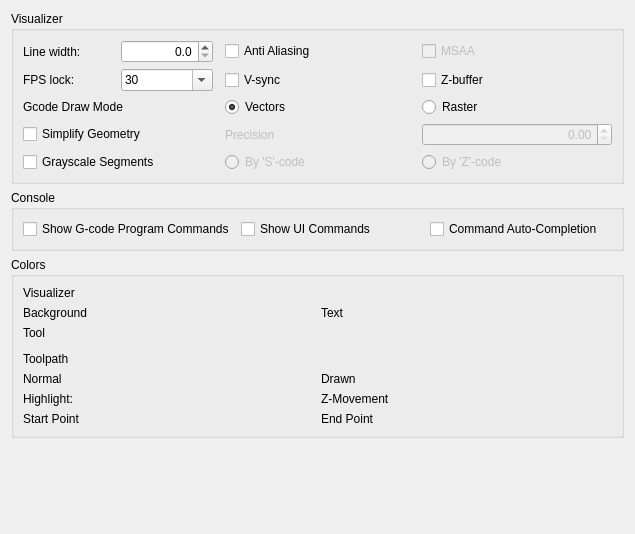
Above: View/Settings/InterfaceForm.ui from octronic-uk/Candle before the change. Below: the same form after it.
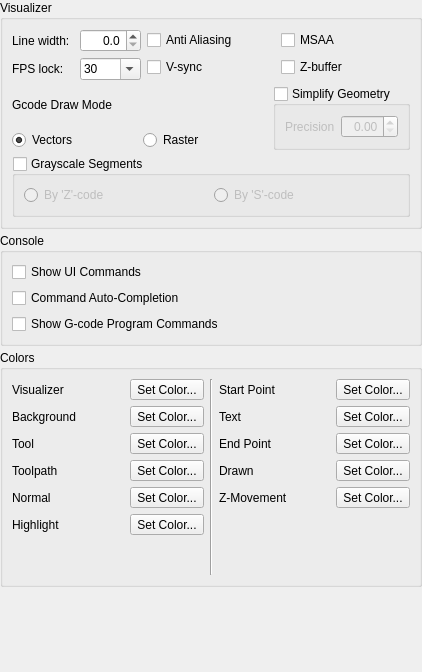
That is the form after the change.

```diff
--- a/View/Settings/InterfaceForm.ui
+++ b/View/Settings/InterfaceForm.ui
@@ -6,40 +6,40 @@
    <rect>
     <x>0</x>
     <y>0</y>
-    <width>635</width>
-    <height>534</height>
+    <width>422</width>
+    <height>672</height>
    </rect>
   </property>
   <property name="windowTitle">
    <string>Form</string>
   </property>
   <layout class="QVBoxLayout" name="verticalLayout_3">
+   <property name="spacing">
+    <number>4</number>
+   </property>
+   <property name="leftMargin">
+    <number>0</number>
+   </property>
+   <property name="topMargin">
+    <number>0</number>
+   </property>
+   <property name="rightMargin">
+    <number>0</number>
+   </property>
+   <property name="bottomMargin">
+    <number>0</number>
+   </property>
    <item>
     <widget class="QGroupBox" name="grpVisualizer">
      <property name="title">
       <string>Visualizer</string>
      </property>
-     <layout class="QVBoxLayout" name="verticalLayout_2">
+     <layout class="QVBoxLayout" name="verticalLayout_6" stretch="1,1,1">
       <item>
-       <layout class="QGridLayout" name="gridLayout_5">
-        <item row="1" column="4">
-         <widget class="QCheckBox" name="chkZBuffer">
-          <property name="text">
-           <string>Z-buffer</string>
-          </property>
-         </widget>
-        </item>
-        <item row="0" column="4">
-         <widget class="QCheckBox" name="radMSAA">
-          <property name="enabled">
-           <bool>false</bool>
-          </property>
-          <property name="text">
-           <string>MSAA</string>
-          </property>
-         </widget>
-        </item>
-        <item row="0" column="0">
+       <layout class="QHBoxLayout" name="horizontalLayout_16" stretch="1,1,1">
+        <item>
+         <layout class="QVBoxLayout" name="verticalLayout_8" stretch="1,1">
+          <item>
          <layout class="QHBoxLayout" name="horizontalLayout_4">
           <item>
            <widget class="QLabel" name="label_5">
@@ -66,7 +66,7 @@
           </item>
          </layout>
         </item>
-        <item row="1" column="0">
+          <item>
          <layout class="QHBoxLayout" name="horizontalLayout_7">
           <item>
            <widget class="QLabel" name="label_7">
@@ -102,14 +102,63 @@
           </item>
          </layout>
         </item>
-        <item row="2" column="0">
+         </layout>
+        </item>
+        <item>
+         <layout class="QVBoxLayout" name="verticalLayout_9">
+          <item>
+           <widget class="QCheckBox" name="chkAntialiasing">
+            <property name="text">
+             <string>Anti Aliasing</string>
+            </property>
+           </widget>
+          </item>
+          <item>
+           <widget class="QCheckBox" name="chkVSync">
+            <property name="text">
+             <string>V-sync</string>
+            </property>
+           </widget>
+          </item>
+         </layout>
+        </item>
+        <item>
+         <layout class="QVBoxLayout" name="verticalLayout_10">
+          <item>
+           <widget class="QCheckBox" name="radMSAA">
+            <property name="enabled">
+             <bool>true</bool>
+            </property>
+            <property name="text">
+             <string>MSAA</string>
+            </property>
+           </widget>
+          </item>
+          <item>
+           <widget class="QCheckBox" name="chkZBuffer">
+            <property name="text">
+             <string>Z-buffer</string>
+            </property>
+           </widget>
+          </item>
+         </layout>
+        </item>
+       </layout>
+      </item>
+      <item>
+       <layout class="QHBoxLayout" name="horizontalLayout_19" stretch="1,1">
+        <item>
+         <layout class="QVBoxLayout" name="verticalLayout_2">
+          <item>
          <widget class="QLabel" name="label_6">
           <property name="text">
            <string>Gcode Draw Mode</string>
           </property>
          </widget>
         </item>
-        <item row="2" column="3">
+          <item>
+           <layout class="QHBoxLayout" name="horizontalLayout_17" stretch="1,1">
+            <item>
          <widget class="QRadioButton" name="radDrawModeVectors">
           <property name="text">
            <string>Vectors</string>
@@ -122,7 +171,7 @@
           </property>
          </widget>
         </item>
-        <item row="2" column="4">
+            <item>
          <widget class="QRadioButton" name="radDrawModeRaster">
           <property name="text">
            <string>Raster</string>
@@ -132,27 +181,94 @@
           </property>
          </widget>
         </item>
-        <item row="0" column="2">
-         <spacer name="horizontalSpacer_5">
-          <property name="orientation">
-           <enum>Qt::Horizontal</enum>
+           </layout>
+          </item>
+         </layout>
+        </item>
+        <item>
+         <widget class="QGroupBox" name="chkSimplify">
+          <property name="sizePolicy">
+           <sizepolicy hsizetype="Preferred" vsizetype="Fixed">
+            <horstretch>0</horstretch>
+            <verstretch>0</verstretch>
+           </sizepolicy>
           </property>
-          <property name="sizeType">
-           <enum>QSizePolicy::Fixed</enum>
+          <property name="title">
+           <string>Simplify Geometry</string>
           </property>
-          <property name="sizeHint" stdset="0">
-           <size>
-            <width>6</width>
-            <height>20</height>
-           </size>
+          <property name="checkable">
+           <bool>true</bool>
           </property>
-         </spacer>
-        </item>
-        <item row="4" column="4">
+          <property name="checked">
+           <bool>false</bool>
+          </property>
+          <layout class="QHBoxLayout" name="horizontalLayout_5" stretch="0,0">
+           <property name="sizeConstraint">
+            <enum>QLayout::SetFixedSize</enum>
+           </property>
+           <item>
+            <widget class="QLabel" name="lblSimpilyPrecision">
+             <property name="enabled">
+              <bool>false</bool>
+             </property>
+             <property name="text">
+              <string>Precision</string>
+             </property>
+            </widget>
+           </item>
+           <item>
+            <widget class="QDoubleSpinBox" name="txtSimplifyPrecision">
+             <property name="enabled">
+              <bool>false</bool>
+             </property>
+             <property name="sizePolicy">
+              <sizepolicy hsizetype="Preferred" vsizetype="Fixed">
+               <horstretch>0</horstretch>
+               <verstretch>0</verstretch>
+              </sizepolicy>
+             </property>
+             <property name="alignment">
+              <set>Qt::AlignRight|Qt::AlignTrailing|Qt::AlignVCenter</set>
+             </property>
+             <property name="buttonSymbols">
+              <enum>QAbstractSpinBox::UpDownArrows</enum>
+             </property>
+             <property name="decimals">
+              <number>2</number>
+             </property>
+             <property name="maximum">
+              <double>99.000000000000000</double>
+             </property>
+            </widget>
+           </item>
+          </layout>
+         </widget>
+        </item>
+       </layout>
+      </item>
+      <item>
+       <widget class="QGroupBox" name="chkGrayscale">
+        <property name="title">
+         <string>Grayscale Segments</string>
+        </property>
+        <property name="checkable">
+         <bool>true</bool>
+        </property>
+        <property name="checked">
+         <bool>false</bool>
+        </property>
+        <layout class="QHBoxLayout" name="horizontalLayout_18">
+         <item>
          <widget class="QRadioButton" name="radGrayscaleZ">
           <property name="enabled">
            <bool>false</bool>
           </property>
+           <property name="sizePolicy">
+            <sizepolicy hsizetype="Minimum" vsizetype="Fixed">
+             <horstretch>0</horstretch>
+             <verstretch>0</verstretch>
+            </sizepolicy>
+           </property>
           <property name="text">
            <string>By 'Z'-code</string>
           </property>
@@ -161,11 +277,17 @@
           </property>
          </widget>
         </item>
-        <item row="4" column="3">
+         <item>
          <widget class="QRadioButton" name="radGrayscaleS">
           <property name="enabled">
            <bool>false</bool>
           </property>
+           <property name="sizePolicy">
+            <sizepolicy hsizetype="Minimum" vsizetype="Fixed">
+             <horstretch>0</horstretch>
+             <verstretch>0</verstretch>
+            </sizepolicy>
+           </property>
           <property name="text">
            <string>By 'S'-code</string>
           </property>
@@ -174,64 +296,8 @@
           </property>
          </widget>
         </item>
-        <item row="4" column="0">
-         <widget class="QCheckBox" name="chkGrayscale">
-          <property name="text">
-           <string>Grayscale Segments</string>
-          </property>
-         </widget>
-        </item>
-        <item row="3" column="4">
-         <widget class="QDoubleSpinBox" name="txtSimplifyPrecision">
-          <property name="enabled">
-           <bool>false</bool>
-          </property>
-          <property name="alignment">
-           <set>Qt::AlignRight|Qt::AlignTrailing|Qt::AlignVCenter</set>
-          </property>
-          <property name="buttonSymbols">
-           <enum>QAbstractSpinBox::UpDownArrows</enum>
-          </property>
-          <property name="decimals">
-           <number>2</number>
-          </property>
-          <property name="maximum">
-           <double>99.000000000000000</double>
-          </property>
-         </widget>
-        </item>
-        <item row="3" column="0">
-         <widget class="QCheckBox" name="chkSimplify">
-          <property name="text">
-           <string>Simplify Geometry</string>
-          </property>
-         </widget>
-        </item>
-        <item row="3" column="3">
-         <widget class="QLabel" name="lblSimpilyPrecision">
-          <property name="enabled">
-           <bool>false</bool>
-          </property>
-          <property name="text">
-           <string>Precision</string>
-          </property>
-         </widget>
-        </item>
-        <item row="1" column="3">
-         <widget class="QCheckBox" name="chkVSync">
-          <property name="text">
-           <string>V-sync</string>
-          </property>
-         </widget>
-        </item>
-        <item row="0" column="3">
-         <widget class="QCheckBox" name="chkAntialiasing">
-          <property name="text">
-           <string>Anti Aliasing</string>
-          </property>
-         </widget>
-        </item>
-       </layout>
+        </layout>
+       </widget>
       </item>
      </layout>
     </widget>
@@ -247,17 +313,11 @@
      <property name="title">
       <string>Console</string>
      </property>
+     <property name="checkable">
+      <bool>false</bool>
+     </property>
      <layout class="QVBoxLayout" name="verticalLayout">
       <item>
-       <layout class="QHBoxLayout" name="horizontalLayout_5">
-        <item>
-         <widget class="QCheckBox" name="chkShowProgramCommands">
-          <property name="text">
-           <string>Show G-code Program Commands</string>
-          </property>
-         </widget>
-        </item>
-        <item>
          <widget class="QCheckBox" name="chkShowUICommands">
           <property name="text">
            <string>Show UI Commands</string>
@@ -271,7 +331,12 @@
           </property>
          </widget>
         </item>
-       </layout>
+      <item>
+       <widget class="QCheckBox" name="chkShowProgramCommands">
+        <property name="text">
+         <string>Show G-code Program Commands</string>
+        </property>
+       </widget>
       </item>
      </layout>
     </widget>
@@ -281,18 +346,106 @@
      <property name="title">
       <string>Colors</string>
      </property>
-     <layout class="QVBoxLayout" name="verticalLayout_7">
+     <layout class="QHBoxLayout" name="horizontalLayout_15">
       <item>
-       <layout class="QGridLayout" name="gridLayout_6" columnstretch="0,0,0,0">
-        <item row="7" column="2">
-         <widget class="QLabel" name="label_20">
+       <layout class="QVBoxLayout" name="verticalLayout_4">
+        <item>
+         <layout class="QHBoxLayout" name="horizontalLayout">
+          <item>
+           <widget class="QLabel" name="visualiserLabel">
           <property name="text">
-           <string>Z-Movement</string>
+             <string>Visualizer</string>
           </property>
          </widget>
         </item>
-        <item row="5" column="0">
-         <widget class="QLabel" name="label_21">
+          <item>
+           <spacer name="horizontalSpacer">
+            <property name="orientation">
+             <enum>Qt::Horizontal</enum>
+            </property>
+            <property name="sizeHint" stdset="0">
+             <size>
+              <width>40</width>
+              <height>20</height>
+             </size>
+            </property>
+           </spacer>
+          </item>
+          <item>
+           <widget class="QToolButton" name="visualiserColorButton">
+            <property name="text">
+             <string>Set Color...</string>
+            </property>
+           </widget>
+          </item>
+         </layout>
+        </item>
+        <item>
+         <layout class="QHBoxLayout" name="horizontalLayout_2">
+          <item>
+           <widget class="QLabel" name="backgroundLabel">
+            <property name="text">
+             <string>Background</string>
+            </property>
+           </widget>
+          </item>
+          <item>
+           <spacer name="horizontalSpacer_2">
+            <property name="orientation">
+             <enum>Qt::Horizontal</enum>
+            </property>
+            <property name="sizeHint" stdset="0">
+             <size>
+              <width>40</width>
+              <height>20</height>
+             </size>
+            </property>
+           </spacer>
+          </item>
+          <item>
+           <widget class="QToolButton" name="backgroundColorButton">
+            <property name="text">
+             <string>Set Color...</string>
+            </property>
+           </widget>
+          </item>
+         </layout>
+        </item>
+        <item>
+         <layout class="QHBoxLayout" name="horizontalLayout_3">
+          <item>
+           <widget class="QLabel" name="toolLabel">
+            <property name="text">
+             <string>Tool</string>
+            </property>
+           </widget>
+          </item>
+          <item>
+           <spacer name="horizontalSpacer_3">
+            <property name="orientation">
+             <enum>Qt::Horizontal</enum>
+            </property>
+            <property name="sizeHint" stdset="0">
+             <size>
+              <width>40</width>
+              <height>20</height>
+             </size>
+            </property>
+           </spacer>
+          </item>
+          <item>
+           <widget class="QToolButton" name="toolColorButton">
+            <property name="text">
+             <string>Set Color...</string>
+            </property>
+           </widget>
+          </item>
+         </layout>
+        </item>
+        <item>
+         <layout class="QHBoxLayout" name="horizontalLayout_6">
+          <item>
+           <widget class="QLabel" name="toolpathLabel">
           <property name="text">
            <string>Toolpath</string>
           </property>
@@ -301,111 +454,281 @@
           </property>
          </widget>
         </item>
-        <item row="7" column="3">
-         <widget class="QWidget" name="clpToolpathZMovement" native="true"/>
-        </item>
-        <item row="2" column="0">
-         <widget class="QLabel" name="label_24">
+          <item>
+           <spacer name="horizontalSpacer_4">
+            <property name="orientation">
+             <enum>Qt::Horizontal</enum>
+            </property>
+            <property name="sizeHint" stdset="0">
+             <size>
+              <width>40</width>
+              <height>20</height>
+             </size>
+            </property>
+           </spacer>
+          </item>
+          <item>
+           <widget class="QToolButton" name="toolpathColorButton">
           <property name="text">
-           <string>Background</string>
+             <string>Set Color...</string>
           </property>
          </widget>
         </item>
-        <item row="7" column="1">
-         <widget class="QWidget" name="clpToolpathHighlight" native="true"/>
+         </layout>
         </item>
-        <item row="8" column="1">
-         <widget class="QWidget" name="clpToolpathStart" native="true"/>
-        </item>
-        <item row="7" column="0">
-         <widget class="QLabel" name="label_25">
+        <item>
+         <layout class="QHBoxLayout" name="horizontalLayout_8">
+          <item>
+           <widget class="QLabel" name="normalLabel">
+            <property name="text">
+             <string>Normal</string>
+            </property>
+           </widget>
+          </item>
+          <item>
+           <spacer name="horizontalSpacer_6">
+            <property name="orientation">
+             <enum>Qt::Horizontal</enum>
+            </property>
+            <property name="sizeHint" stdset="0">
+             <size>
+              <width>40</width>
+              <height>20</height>
+             </size>
+            </property>
+           </spacer>
+          </item>
+          <item>
+           <widget class="QToolButton" name="normalColorButton">
           <property name="text">
-           <string>Highlight:</string>
+             <string>Set Color...</string>
           </property>
          </widget>
         </item>
-        <item row="8" column="0">
-         <widget class="QLabel" name="label_26">
+         </layout>
+        </item>
+        <item>
+         <layout class="QHBoxLayout" name="horizontalLayout_9">
+          <item>
+           <widget class="QLabel" name="highlightLabel">
+            <property name="text">
+             <string>Highlight</string>
+            </property>
+           </widget>
+          </item>
+          <item>
+           <spacer name="horizontalSpacer_7">
+            <property name="orientation">
+             <enum>Qt::Horizontal</enum>
+            </property>
+            <property name="sizeHint" stdset="0">
+             <size>
+              <width>40</width>
+              <height>20</height>
+             </size>
+            </property>
+           </spacer>
+          </item>
+          <item>
+           <widget class="QToolButton" name="highlightColorButton">
+            <property name="text">
+             <string>Set Color...</string>
+            </property>
+           </widget>
+          </item>
+         </layout>
+        </item>
+        <item>
+         <spacer name="verticalSpacer_3">
+          <property name="orientation">
+           <enum>Qt::Vertical</enum>
+          </property>
+          <property name="sizeHint" stdset="0">
+           <size>
+            <width>20</width>
+            <height>40</height>
+           </size>
+          </property>
+         </spacer>
+        </item>
+       </layout>
+      </item>
+      <item>
+       <widget class="Line" name="line">
+        <property name="orientation">
+         <enum>Qt::Vertical</enum>
+        </property>
+       </widget>
+      </item>
+      <item>
+       <layout class="QVBoxLayout" name="verticalLayout_5">
+        <item>
+         <layout class="QHBoxLayout" name="horizontalLayout_11">
+          <item>
+           <widget class="QLabel" name="startPointLabel">
           <property name="text">
            <string>Start Point</string>
           </property>
          </widget>
         </item>
-        <item row="8" column="3">
-         <widget class="QWidget" name="clpToolpathEnd" native="true"/>
-        </item>
-        <item row="8" column="2">
-         <widget class="QLabel" name="label_27">
-          <property name="text">
-           <string>End Point</string>
-          </property>
-         </widget>
-        </item>
-        <item row="2" column="1">
-         <widget class="QWidget" name="clpVisualizerBackground" native="true"/>
-        </item>
-        <item row="2" column="3">
-         <widget class="QWidget" name="clpVisualizerText" native="true"/>
-        </item>
-        <item row="1" column="0">
-         <widget class="QLabel" name="label_22">
+          <item>
+           <spacer name="horizontalSpacer_8">
+            <property name="orientation">
+             <enum>Qt::Horizontal</enum>
+            </property>
+            <property name="sizeHint" stdset="0">
+             <size>
+              <width>40</width>
+              <height>20</height>
+             </size>
+            </property>
+           </spacer>
+          </item>
+          <item>
+           <widget class="QToolButton" name="startPointColorButton">
           <property name="text">
-           <string>Visualizer</string>
+             <string>Set Color...</string>
           </property>
          </widget>
         </item>
-        <item row="2" column="2">
-         <widget class="QLabel" name="label_28">
+         </layout>
+        </item>
+        <item>
+         <layout class="QHBoxLayout" name="horizontalLayout_10">
+          <item>
+           <widget class="QLabel" name="textLabel">
           <property name="text">
            <string>Text</string>
           </property>
          </widget>
         </item>
-        <item row="3" column="0">
-         <widget class="QLabel" name="label_19">
+          <item>
+           <spacer name="horizontalSpacer_9">
+            <property name="orientation">
+             <enum>Qt::Horizontal</enum>
+            </property>
+            <property name="sizeHint" stdset="0">
+             <size>
+              <width>40</width>
+              <height>20</height>
+             </size>
+            </property>
+           </spacer>
+          </item>
+          <item>
+           <widget class="QToolButton" name="textColorButton">
           <property name="text">
-           <string>Tool</string>
+             <string>Set Color...</string>
           </property>
          </widget>
         </item>
-        <item row="3" column="1">
-         <widget class="QWidget" name="clpTool" native="true"/>
+         </layout>
         </item>
-        <item row="4" column="0">
-         <spacer name="verticalSpacer">
+        <item>
+         <layout class="QHBoxLayout" name="horizontalLayout_12">
+          <item>
+           <widget class="QLabel" name="endPointLabel">
+            <property name="text">
+             <string>End Point</string>
+            </property>
+           </widget>
+          </item>
+          <item>
+           <spacer name="horizontalSpacer_10">
           <property name="orientation">
-           <enum>Qt::Vertical</enum>
-          </property>
-          <property name="sizeType">
-           <enum>QSizePolicy::Fixed</enum>
-          </property>
+             <enum>Qt::Horizontal</enum>
+            </property>
           <property name="sizeHint" stdset="0">
            <size>
-            <width>20</width>
-            <height>6</height>
+              <width>40</width>
+              <height>20</height>
            </size>
           </property>
          </spacer>
         </item>
-        <item row="6" column="2">
-         <widget class="QLabel" name="label_16">
+          <item>
+           <widget class="QToolButton" name="endPointColorButton">
+            <property name="text">
+             <string>Set Color...</string>
+            </property>
+           </widget>
+          </item>
+         </layout>
+        </item>
+        <item>
+         <layout class="QHBoxLayout" name="horizontalLayout_13">
+          <item>
+           <widget class="QLabel" name="drawnLabel">
           <property name="text">
            <string>Drawn</string>
           </property>
          </widget>
         </item>
-        <item row="6" column="3">
-         <widget class="QWidget" name="clpToolpathDrawn" native="true"/>
-        </item>
-        <item row="6" column="1">
-         <widget class="QWidget" name="clpToolpathNormal" native="true"/>
-        </item>
-        <item row="6" column="0">
-         <widget class="QLabel" name="label_23">
+          <item>
+           <spacer name="horizontalSpacer_11">
+            <property name="orientation">
+             <enum>Qt::Horizontal</enum>
+            </property>
+            <property name="sizeHint" stdset="0">
+             <size>
+              <width>40</width>
+              <height>20</height>
+             </size>
+            </property>
+           </spacer>
+          </item>
+          <item>
+           <widget class="QToolButton" name="drawnColorButton">
+            <property name="text">
+             <string>Set Color...</string>
+            </property>
+           </widget>
+          </item>
+         </layout>
+        </item>
+        <item>
+         <layout class="QHBoxLayout" name="horizontalLayout_14">
+          <item>
+           <widget class="QLabel" name="zMovementLabel">
           <property name="text">
-           <string>Normal</string>
-          </property>
-         </widget>
+             <string>Z-Movement</string>
+            </property>
+           </widget>
+          </item>
+          <item>
+           <spacer name="horizontalSpacer_12">
+            <property name="orientation">
+             <enum>Qt::Horizontal</enum>
+            </property>
+            <property name="sizeHint" stdset="0">
+             <size>
+              <width>40</width>
+              <height>20</height>
+             </size>
+            </property>
+           </spacer>
+          </item>
+          <item>
+           <widget class="QToolButton" name="zMovementColorButton">
+            <property name="text">
+             <string>Set Color...</string>
+            </property>
+           </widget>
+          </item>
+         </layout>
+        </item>
+        <item>
+         <spacer name="verticalSpacer">
+          <property name="orientation">
+           <enum>Qt::Vertical</enum>
+          </property>
+          <property name="sizeHint" stdset="0">
+           <size>
+            <width>20</width>
+            <height>40</height>
+           </size>
+          </property>
+         </spacer>
         </item>
        </layout>
       </item>
```
Lines whose indentation alone changed are shown as unchanged.
